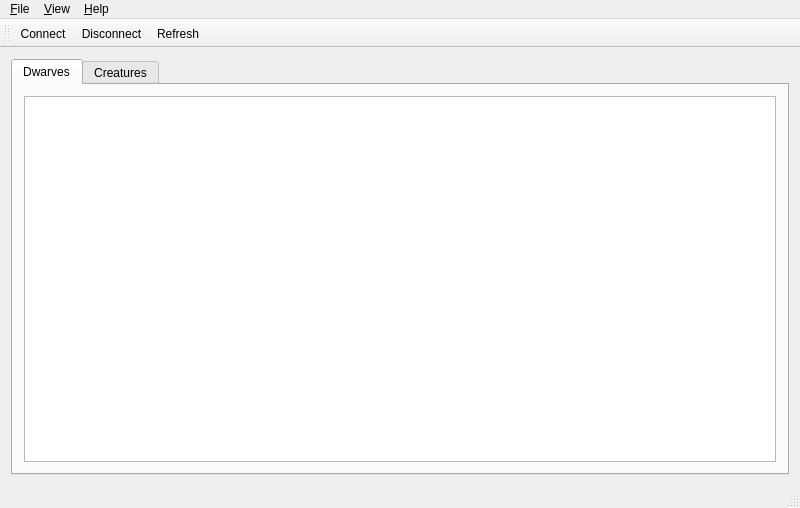
Qt form Runesmith/runesmith.ui (DFHack/Runesmith) before a commit.
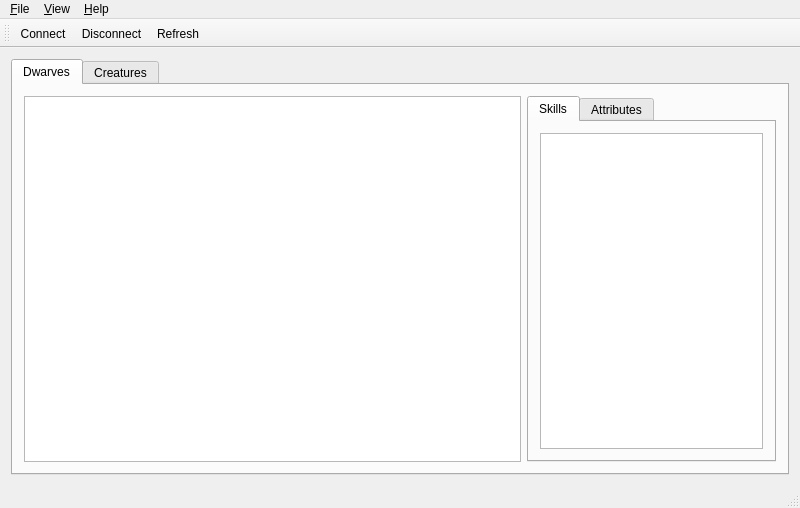
The same form after that commit. Icons and pictures are not drawn.

What changed in the file:
```diff
--- a/Runesmith/runesmith.ui
+++ b/Runesmith/runesmith.ui
@@ -17,6 +17,12 @@
    <layout class="QGridLayout" name="gridLayout">
     <item row="0" column="0">
      <widget class="QTabWidget" name="tabWidget">
+      <property name="sizePolicy">
+       <sizepolicy hsizetype="Expanding" vsizetype="Expanding">
+        <horstretch>0</horstretch>
+        <verstretch>0</verstretch>
+       </sizepolicy>
+      </property>
       <property name="currentIndex">
        <number>0</number>
       </property>
@@ -25,8 +31,23 @@
         <string>Dwarves</string>
        </attribute>
        <layout class="QGridLayout" name="gridLayout_2">
-        <item row="0" column="0">
+        <item row="1" column="0">
          <widget class="QTableView" name="dwarvesTV">
+          <property name="sizePolicy">
+           <sizepolicy hsizetype="Expanding" vsizetype="Expanding">
+            <horstretch>2</horstretch>
+            <verstretch>0</verstretch>
+           </sizepolicy>
+          </property>
+          <property name="minimumSize">
+           <size>
+            <width>376</width>
+            <height>0</height>
+           </size>
+          </property>
+          <property name="selectionBehavior">
+           <enum>QAbstractItemView::SelectRows</enum>
+          </property>
           <attribute name="horizontalHeaderStretchLastSection">
            <bool>true</bool>
           </attribute>
@@ -35,6 +56,34 @@
           </attribute>
          </widget>
         </item>
+        <item row="1" column="1">
+         <widget class="QTabWidget" name="tabWidget_2">
+          <property name="sizePolicy">
+           <sizepolicy hsizetype="Expanding" vsizetype="Expanding">
+            <horstretch>1</horstretch>
+            <verstretch>0</verstretch>
+           </sizepolicy>
+          </property>
+          <property name="currentIndex">
+           <number>0</number>
+          </property>
+          <widget class="QWidget" name="dSkillsTab">
+           <attribute name="title">
+            <string>Skills</string>
+           </attribute>
+           <layout class="QGridLayout" name="gridLayout_4">
+            <item row="0" column="0">
+             <widget class="QListWidget" name="skillsList"/>
+            </item>
+           </layout>
+          </widget>
+          <widget class="QWidget" name="dAttrTab">
+           <attribute name="title">
+            <string>Attributes</string>
+           </attribute>
+          </widget>
+         </widget>
+        </item>
        </layout>
       </widget>
       <widget class="QWidget" name="creaturesTab">
```
